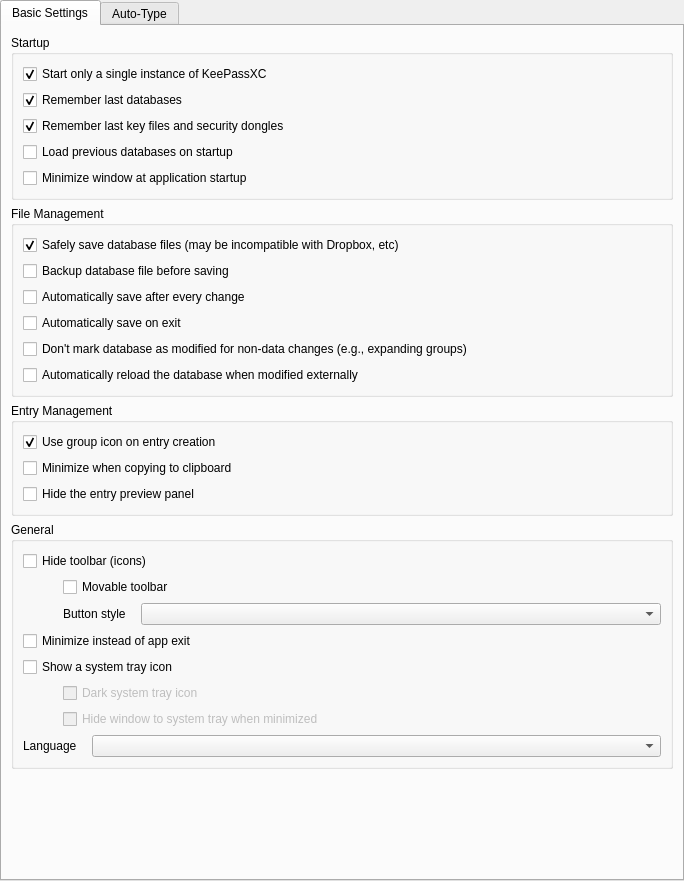
keepassxreboot/keepassxc, file src/gui/ApplicationSettingsWidgetGeneral.ui: the form before one commit.
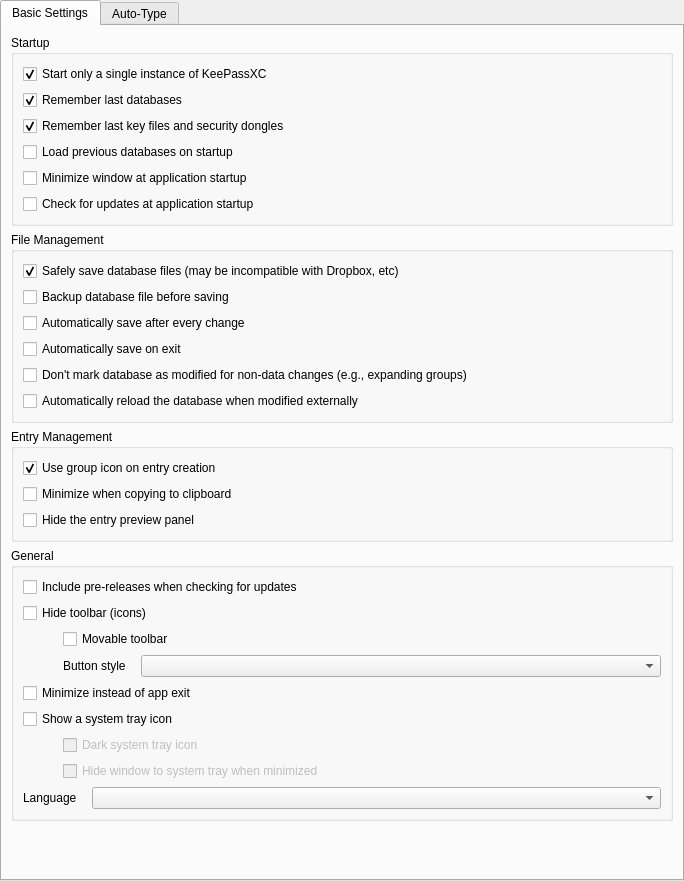
The form after the commit. Custom widgets are drawn as their Qt base class.

Commit message:
Update checking feature (#2648)
* Check on startup (toggleable setting) and manually
* Option to check for pre-releases (eg, 2.4.0-beta1)
* Only included if WITH_XC_NETWORKING is enabled

```diff
--- a/src/gui/ApplicationSettingsWidgetGeneral.ui
+++ b/src/gui/ApplicationSettingsWidgetGeneral.ui
@@ -83,6 +83,13 @@
             </property>
            </widget>
           </item>
+          <item>
+           <widget class="QCheckBox" name="checkForUpdatesOnStartupCheckBox">
+            <property name="text">
+             <string>Check for updates at application startup</string>
+            </property>
+           </widget>
+          </item>
          </layout>
         </widget>
        </item>
@@ -179,6 +186,13 @@
           <string>General</string>
          </property>
          <layout class="QVBoxLayout" name="verticalLayout_7">
+          <item>
+           <widget class="QCheckBox" name="checkForUpdatesIncludeBetasCheckBox">
+            <property name="text">
+             <string>Include pre-releases when checking for updates</string>
+            </property>
+           </widget>
+          </item>
           <item>
            <widget class="QCheckBox" name="toolbarHideCheckBox">
             <property name="text">
```
The commit also changes 16 other files.
